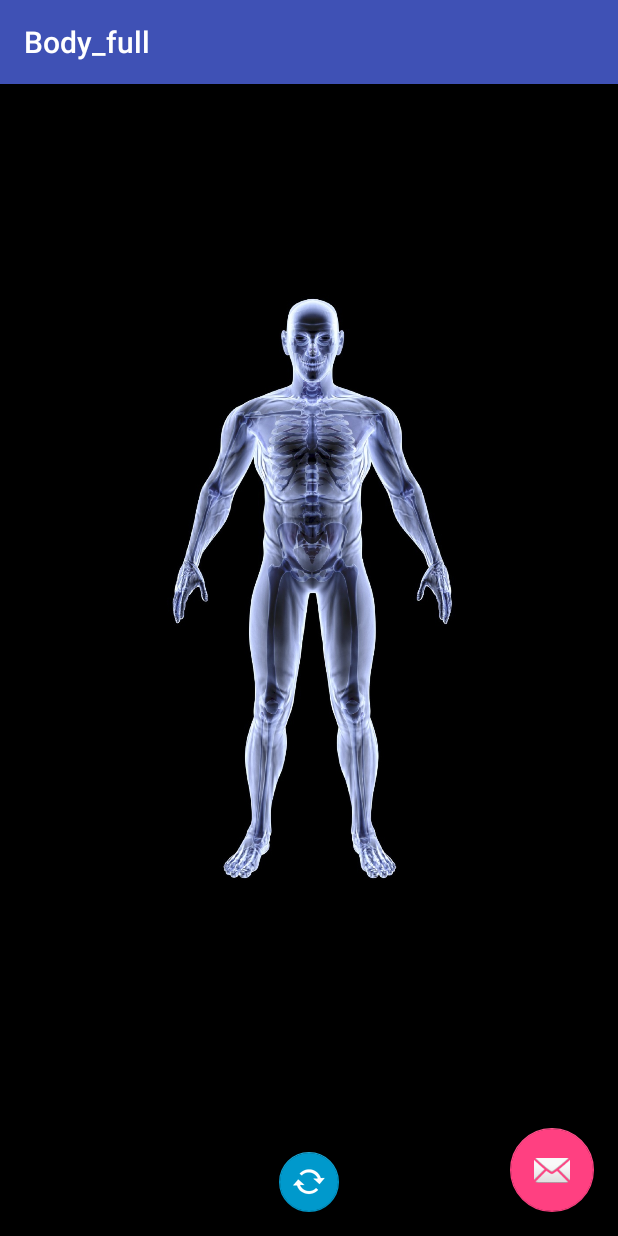
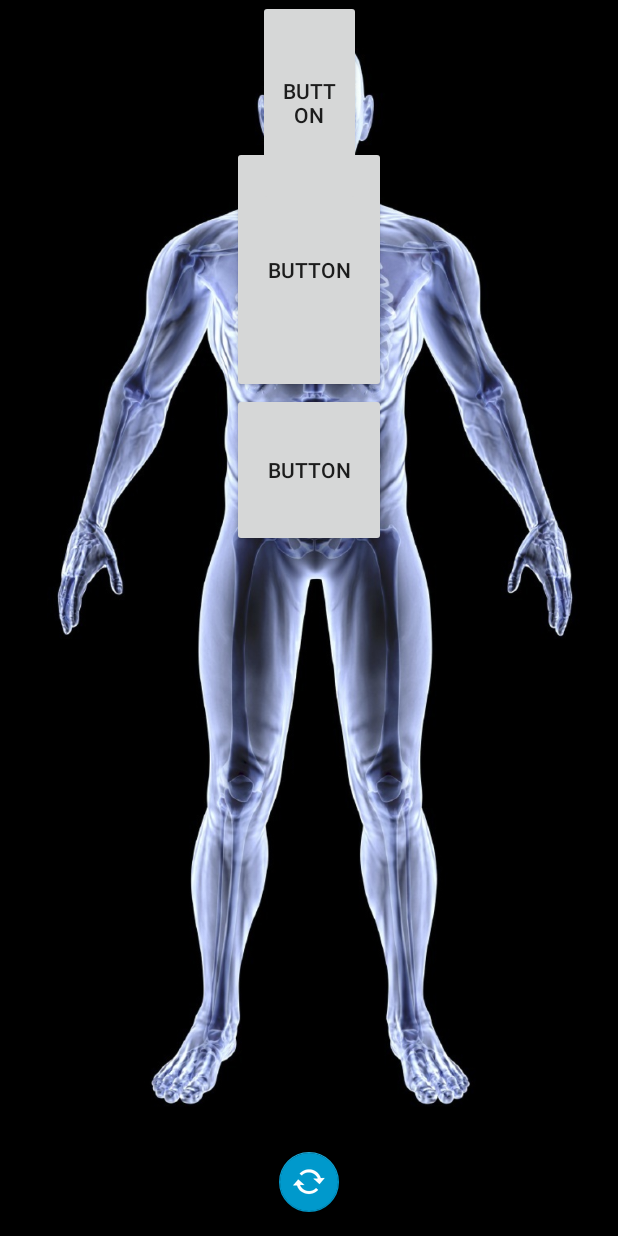
Before and after one commit to GabrielSilla/MyPain, an Android app: the InjuriesList screen opened directly, with no data from a screen before it, after a tap on "Dor", on a phone screen of 412 x 824 dp. Run offline under Robolectric (Android 15) with nearby library versions, the phone set to English and light mode, and no system bars.

Commit message:
adding buttons to body viewer

```diff
--- a/MyPain/MyPain/app/src/main/java/Resources/CreateDB.java
+++ b/MyPain/MyPain/app/src/main/java/Resources/CreateDB.java
@@ -14,10 +14,21 @@ import java.util.List;
 
 public class CreateDB extends SQLiteOpenHelper{
     public static final String DB_NAME = "mypain.db";
+
+    public static final String ID = "_id";
+    private static final int VERSION = 1;
+
     public static final String TABLE = "Injuries";
-    public static final String ID = "_id";
     public static final String TITLE = "InjurieName";
-    private static final int VERSION = 1;
+
+    public static final String TABLE_PATIENT = "Patient";
+    public static final String PATIENT_NAME = "P_Name";
+
+    public static final String TABLE_DIAG = "Diagnostic";
+    public static final String DIAG_DATE = "Date";
+    public static final String PACIENT_ID = "PatientId";
+    public static final String DIAG_TEXT = "DiagnosticText";
+
 
     private static final List<String> injuriesList = Arrays.asList("Dor", "Fraqueza", "Sensibilidade (dormência)", "Convulsão (ataque)", "Soluço", "Febre", "Queimação", "Coceira",
             "Cansaço", "Coriza (nariz escorrendo)", "Náusea (vontade de vomitar)", "Tontura (sensação de desmaio)", "Câimbra", "Diarreia (dor de barriga)", "Prisão de ventre (intestino preso)",
@@ -35,6 +46,19 @@ public class CreateDB extends SQLiteOpenHelper{
                 + TITLE + " text)";
         db.execSQL(sql);
 
+        String sql_patient = "CREATE TABLE " + TABLE_PATIENT + "("
+                + ID + " integer primary key autoincrement,"
+                + PATIENT_NAME + " text)";
+        db.execSQL(sql_patient);
+
+        String sql_diagnostic = "CREATE TABLE " + TABLE_DIAG + "("
+                + ID + " integer primary key autoincrement,"
+                + DIAG_DATE + " date,"
+                + PACIENT_ID + " integer,"
+                + DIAG_TEXT + " text)";
+
+        db.execSQL(sql_diagnostic);
+
         for(String injurie : injuriesList){
             String insertInjurie = "INSERT INTO " + TABLE + " (InjurieName) VALUES ('" + injurie + "');";
             db.execSQL(insertInjurie);
--- a/MyPain/MyPain/app/src/main/java/com/example/gabriel/mypain/Body_full.java
+++ b/MyPain/MyPain/app/src/main/java/com/example/gabriel/mypain/Body_full.java
@@ -1,11 +1,15 @@
 package com.example.gabriel.mypain;
 
+import android.graphics.Point;
 import android.os.Bundle;
 import android.support.design.widget.FloatingActionButton;
 import android.support.design.widget.Snackbar;
 import android.support.v7.app.AppCompatActivity;
 import android.support.v7.widget.Toolbar;
+import android.view.Display;
 import android.view.View;
+import android.view.ViewGroup;
+import android.widget.Button;
 import android.widget.ImageView;
 
 public class Body_full extends AppCompatActivity {
@@ -17,6 +21,8 @@ public class Body_full extends AppCompatActivity {
         setContentView(R.layout.activity_body_full);
         Toolbar toolbar = (Toolbar) findViewById(R.id.toolbar);
         setSupportActionBar(toolbar);
+
+        SetButtonsSize();
 
         FloatingActionButton fab = (FloatingActionButton) findViewById(R.id.change_rotation);
         fab.setOnClickListener(new View.OnClickListener() {
@@ -36,4 +42,33 @@ public class Body_full extends AppCompatActivity {
         });
     }
 
+
+    public void SetButtonsSize(){
+        Display display = getWindowManager().getDefaultDisplay();
+        Point size = new Point();
+        display.getSize(size);
+        int screenWidth = size.x;
+        int screenHeight = size.y;
+
+        Button btn_head = (Button) findViewById(R.id.button_head);
+        ViewGroup.LayoutParams params = btn_head.getLayoutParams();
+        params.width = screenWidth / 6;
+        params.height = screenHeight / 6;
+
+        btn_head.setLayoutParams(params);
+
+        Button btn_torso = (Button) findViewById(R.id.button_torso);
+        ViewGroup.LayoutParams params1 = btn_torso.getLayoutParams();
+        params1.width = screenWidth / 4;
+        params1.height = screenHeight / 5;
+
+        btn_torso.setLayoutParams(params1);
+
+        Button btn_genital = (Button) findViewById(R.id.button_genital);
+        ViewGroup.LayoutParams params2 = btn_genital.getLayoutParams();
+        params2.width = screenWidth / 4;
+        params2.height = screenHeight / 8;
+
+        btn_genital.setLayoutParams(params2);
+    }
 }
--- a/MyPain/MyPain/app/src/main/res/layout/activity_body_full.xml
+++ b/MyPain/MyPain/app/src/main/res/layout/activity_body_full.xml
@@ -11,23 +11,56 @@
         android:layout_height="wrap_content"
         android:theme="@style/AppTheme.AppBarOverlay">
 
-        <android.support.v7.widget.Toolbar
-            android:id="@+id/toolbar"
-            android:layout_width="match_parent"
-            android:layout_height="?attr/actionBarSize"
-            android:background="?attr/colorPrimary"
-            app:popupTheme="@style/AppTheme.PopupOverlay" />
-
     </android.support.design.widget.AppBarLayout>
 
-    <include layout="@layout/content_body_full" />
+    <include
+        android:id="@+id/include5"
+        layout="@layout/content_body_full"/>
 
-    <android.support.design.widget.FloatingActionButton
-        android:id="@+id/fab"
-        android:layout_width="wrap_content"
-        android:layout_height="wrap_content"
-        android:layout_gravity="bottom|end"
-        android:layout_margin="@dimen/fab_margin"
-        app:srcCompat="@android:drawable/ic_dialog_email" />
+    <android.support.constraint.ConstraintLayout
+        android:layout_width="match_parent"
+        android:layout_height="match_parent">
+
+        <Button
+            android:id="@+id/button_genital"
+            android:layout_width="66dp"
+            android:layout_height="46dp"
+            android:layout_gravity="bottom|center_horizontal"
+            android:layout_marginLeft="0dp"
+            android:layout_marginRight="0dp"
+            android:layout_marginTop="0dp"
+            android:text="Button"
+            app:layout_anchorGravity="top|center_horizontal"
+            app:layout_constraintLeft_toLeftOf="parent"
+            app:layout_constraintRight_toRightOf="parent"
+            app:layout_constraintTop_toBottomOf="@+id/button_torso" />
+
+        <Button
+            android:id="@+id/button_torso"
+            android:layout_width="70dp"
+            android:layout_height="119dp"
+            android:layout_gravity="bottom|center_horizontal"
+            android:layout_marginLeft="0dp"
+            android:text="Button"
+            app:layout_anchorGravity="top|center_horizontal"
+            app:layout_constraintLeft_toLeftOf="parent"
+            android:layout_marginRight="0dp"
+            app:layout_constraintRight_toRightOf="parent"
+            android:layout_marginTop="-40dp"
+            app:layout_constraintTop_toBottomOf="@+id/button_head" />
+
+        <Button
+            android:id="@+id/button_head"
+            android:layout_width="66dp"
+            android:layout_height="85dp"
+            android:layout_gravity="bottom|center_horizontal"
+            android:layout_marginLeft="8dp"
+            android:layout_marginRight="8dp"
+            android:text="Button"
+            app:layout_anchorGravity="top|center_horizontal"
+            app:layout_constraintLeft_toLeftOf="parent"
+            app:layout_constraintRight_toRightOf="parent"
+            tools:layout_editor_absoluteY="0dp" />
+    </android.support.constraint.ConstraintLayout>
 
 </android.support.design.widget.CoordinatorLayout>
--- a/MyPain/MyPain/app/src/main/res/layout/content_body_full.xml
+++ b/MyPain/MyPain/app/src/main/res/layout/content_body_full.xml
@@ -22,20 +22,27 @@
         android:layout_marginRight="8dp"
         app:layout_constraintRight_toRightOf="parent"
         android:layout_marginLeft="8dp"
-        app:layout_constraintLeft_toLeftOf="parent" />
+        app:layout_constraintLeft_toLeftOf="parent"
+        android:layout_marginStart="8dp"
+        android:layout_marginEnd="8dp" />
 
     <ImageView
         android:id="@+id/body_picture"
-        android:layout_width="336dp"
-        android:layout_height="406dp"
-        android:layout_marginBottom="-11dp"
-        android:layout_marginLeft="8dp"
-        android:layout_marginRight="8dp"
+        android:layout_width="0dp"
+        android:layout_height="0dp"
+        android:layout_marginBottom="8dp"
+        android:layout_marginLeft="16dp"
+        android:layout_marginRight="16dp"
         android:layout_marginTop="8dp"
+        android:adjustViewBounds="true"
         app:layout_constraintBottom_toTopOf="@+id/change_rotation"
         app:layout_constraintLeft_toLeftOf="parent"
         app:layout_constraintRight_toRightOf="parent"
         app:layout_constraintTop_toTopOf="parent"
-        app:layout_constraintVertical_bias="0.411"
-        app:srcCompat="@drawable/body_front" />
+        app:layout_constraintVertical_bias="1.0"
+        app:srcCompat="@drawable/body_front"
+        android:layout_marginStart="16dp"
+        android:layout_marginEnd="16dp"
+        app:layout_constraintHorizontal_bias="1.0" />
+
 </android.support.constraint.ConstraintLayout>
```
